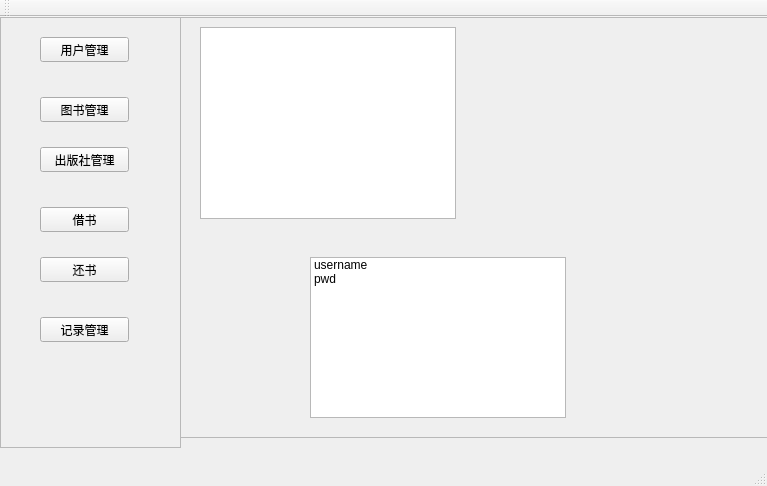
The window that mainwindow.ui (AtlanticYu/Library) describes before a commit, drawn with Qt 5.
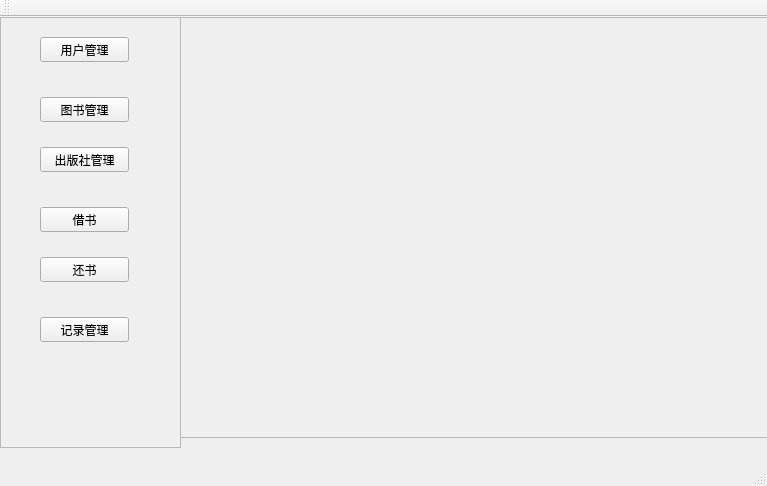
The same window after the commit.

Commit message: revise Btn name

```diff
--- a/mainwindow.ui
+++ b/mainwindow.ui
@@ -129,36 +129,6 @@
     <property name="frameShadow">
      <enum>QFrame::Raised</enum>
     </property>
-    <widget class="QListView" name="listView">
-     <property name="geometry">
-      <rect>
-       <x>20</x>
-       <y>10</y>
-       <width>256</width>
-       <height>192</height>
-      </rect>
-     </property>
-    </widget>
-    <widget class="QListWidget" name="listWidget">
-     <property name="geometry">
-      <rect>
-       <x>130</x>
-       <y>240</y>
-       <width>256</width>
-       <height>161</height>
-      </rect>
-     </property>
-     <item>
-      <property name="text">
-       <string>username</string>
-      </property>
-     </item>
-     <item>
-      <property name="text">
-       <string>pwd</string>
-      </property>
-     </item>
-    </widget>
    </widget>
   </widget>
   <widget class="QMenuBar" name="menuBar">
```
Left out of the diff: 12 changed lines with no effect on the pictures.
